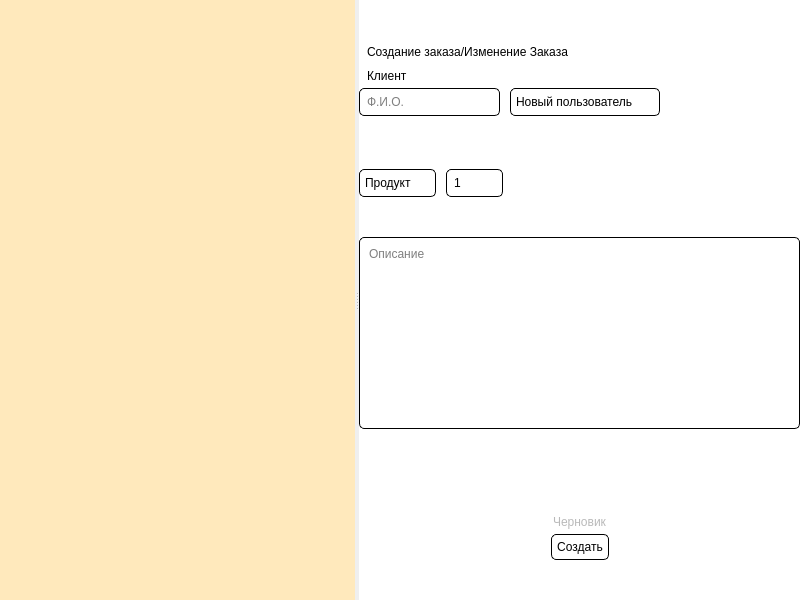
Old version of the form commercial.ui in the repository NoneType4Name/nto-contest.
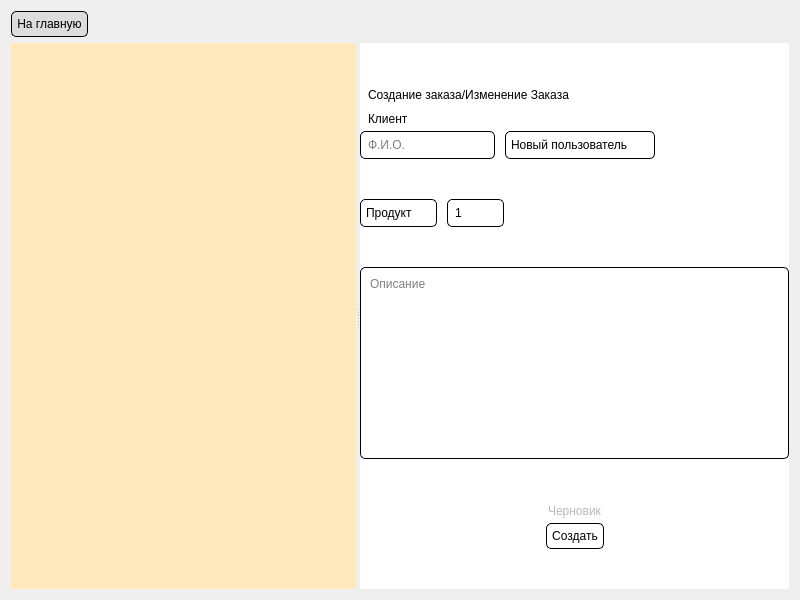
New version of the form.

Patch:
```diff
--- a/commercial.ui
+++ b/commercial.ui
@@ -112,21 +112,33 @@
 }</string>
   </property>
   <layout class="QVBoxLayout" name="verticalLayout">
-   <property name="spacing">
-    <number>0</number>
-   </property>
-   <property name="leftMargin">
-    <number>0</number>
-   </property>
-   <property name="topMargin">
-    <number>0</number>
-   </property>
-   <property name="rightMargin">
-    <number>0</number>
-   </property>
-   <property name="bottomMargin">
-    <number>0</number>
-   </property>
+   <item>
+    <layout class="QHBoxLayout" name="statusBar">
+     <item>
+      <widget class="QPushButton" name="exitPushButton">
+       <property name="cursor">
+        <cursorShape>PointingHandCursor</cursorShape>
+       </property>
+       <property name="text">
+        <string>На главную</string>
+       </property>
+      </widget>
+     </item>
+     <item>
+      <spacer name="horizontalSpacer_4">
+       <property name="orientation">
+        <enum>Qt::Horizontal</enum>
+       </property>
+       <property name="sizeHint" stdset="0">
+        <size>
+         <width>40</width>
+         <height>20</height>
+        </size>
+       </property>
+      </spacer>
+     </item>
+    </layout>
+   </item>
    <item>
     <widget class="QSplitter" name="splitter">
      <property name="orientation">
```
Left out of the diff: 40 changed lines with no effect on the pictures.
